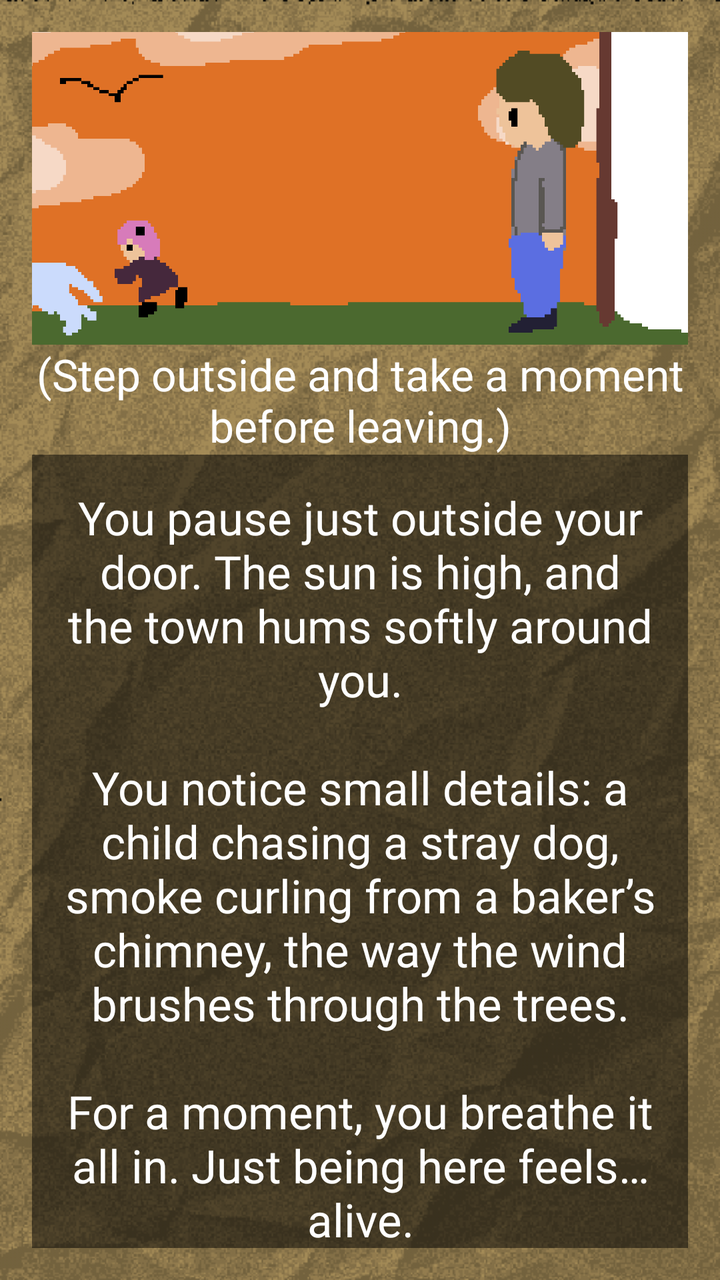
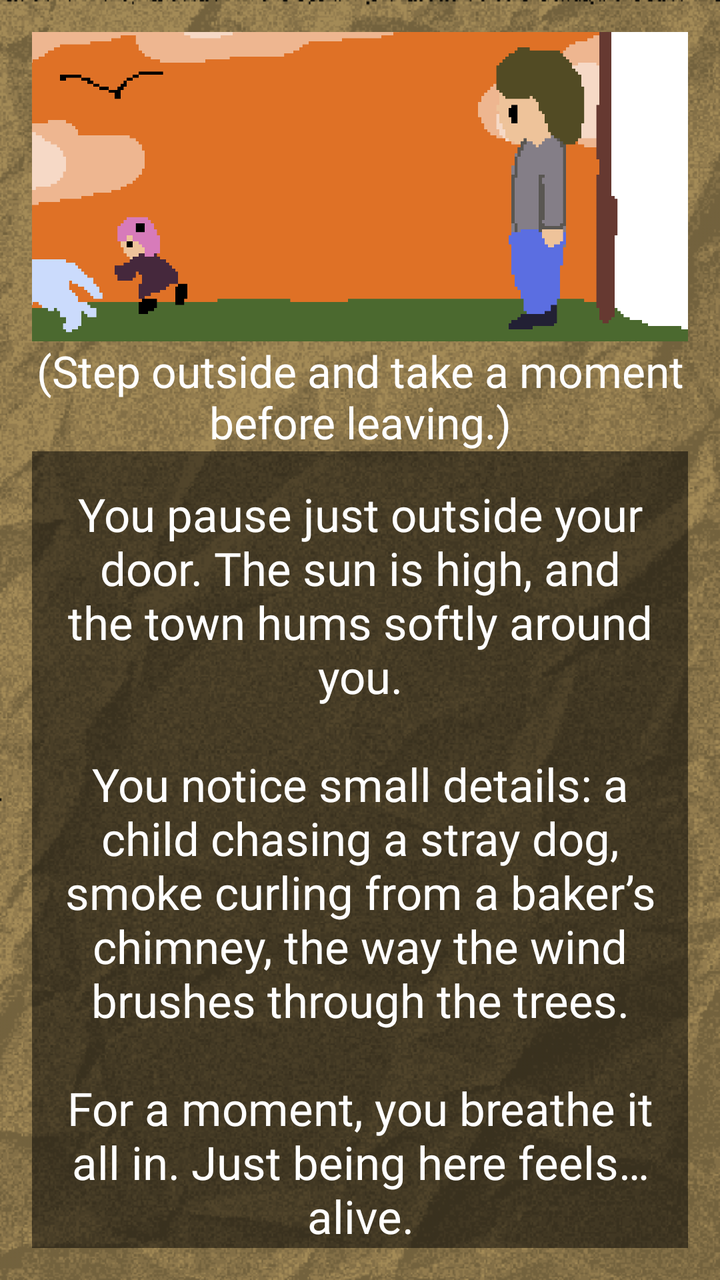

An Android layout rendered at two revisions. The XML below is the earlier revision; the diff shows what the commit changed to produce the second picture.
<!-- AndroidManifest.xml: application theme Theme.ChoiceQuest -->
<!-- res/layout/activity_page2_2_1_2.xml -->
<?xml version="1.0" encoding="utf-8"?>
<LinearLayout xmlns:android="http://schemas.android.com/apk/res/android"
    xmlns:app="http://schemas.android.com/apk/res-auto"
    android:id="@+id/page2_2_1_2"
    xmlns:tools="http://schemas.android.com/tools"
    android:layout_width="match_parent"
    android:layout_height="match_parent"
    android:background="@drawable/papertexture_"
    android:backgroundTint="#f8e7c2"
    android:backgroundTintMode="multiply"
    android:gravity="center"
    android:orientation="vertical"
    android:padding="16dp"
    tools:context=".Page2_2_1_2"
    tools:ignore="ExtraText">

    <View
        android:layout_width="match_parent"
        android:layout_height="0dp"
        android:layout_weight="0.1"/>

    <ImageView
        android:id="@+id/imageView"
        android:layout_width="412dp"
        android:layout_height="250dp"
        android:src="@drawable/page2_2_1_2"/>

    <View
        android:layout_width="match_parent"
        android:layout_height="0dp"
        android:layout_weight="0.1" />
    <TextView
        android:layout_width="match_parent"
        android:layout_height="55dp"
        android:gravity="center"
        android:fontFamily="@font/pixelspace"
        android:textSize="22sp"
        android:text="(Step outside and take a moment before leaving.)"
        android:textColor="#FFFFFF"/>

    <TextView
        android:layout_width="match_parent"
        android:layout_height="wrap_content"
        android:id="@+id/tv_page2_2_1_2"
        android:fontFamily="@font/pixelgame_font"
        android:gravity="center"
        android:padding="16dp"
        android:background="#80000000"
        android:text="You pause just outside your door. The sun is high, and the town hums softly around you.\n\nYou notice small details: a child chasing a stray dog, smoke curling from a baker’s chimney, the way the wind brushes through the trees.\n\nFor a moment, you breathe it all in. Just being here feels… alive."
        android:textColor="#FFFFFF"
        android:textSize="23sp"
        android:layout_marginBottom="16dp"/>
    <View
        android:layout_width="match_parent"
        android:layout_height="1dp"
        android:layout_weight="0.3"/>

    <Button
        android:id="@+id/btnLeaveTell"
        android:layout_width="410dp"
        android:layout_height="45dp"
        android:layout_marginBottom="16dp"
        android:background="@android:color/transparent"
        android:fontFamily="@font/quest_font"
        android:text="Walk slowly through town, observing everything before buying anything."
        android:textSize="12sp"
        android:onClick="page2_2_1_2_1"/>

    <View
        android:layout_width="match_parent"
        android:layout_height="1dp"
        android:layout_weight="0.3"/>
</LinearLayout>
<!-- resources referenced by this layout -->
<resources>
  <!-- drawable page2_2_1_2: png bitmap (drawable, 23763 bytes) -->
  <!-- drawable papertexture_: png bitmap (drawable, 156948 bytes) -->
  <style name="Theme.ChoiceQuest" parent="Base.Theme.ChoiceQuest" />
  <style name="Base.Theme.ChoiceQuest" parent="Theme.Material3.DayNight.NoActionBar">
          
          
      </style>
</resources>

<!-- the commit's change to res/layout/activity_page2_2_1_2.xml (unified diff, before → after) -->
@@ -57,13 +57,14 @@
 
     <Button
         android:id="@+id/btnLeaveTell"
-        android:layout_width="410dp"
-        android:layout_height="45dp"
+        android:layout_width="match_parent"
+        android:layout_height="wrap_content"
         android:layout_marginBottom="16dp"
-        android:background="@android:color/transparent"
+        android:textSize="10sp"
+        android:textColor="@color/white"
+        android:backgroundTint="@color/cardview_dark_background"
         android:fontFamily="@font/quest_font"
         android:text="Walk slowly through town, observing everything before buying anything."
-        android:textSize="12sp"
         android:onClick="page2_2_1_2_1"/>
 
     <View
<!-- resource entries referenced after the edit -->
@@ -1,5 +1,6 @@
 <!-- resources referenced by this layout -->
 <resources>
+  <color name="white">#FFFFFF</color>
   <!-- drawable page2_2_1_2: png bitmap (drawable, 23763 bytes) -->
   <!-- drawable papertexture_: png bitmap (drawable, 156948 bytes) -->
   <style name="Theme.ChoiceQuest" parent="Base.Theme.ChoiceQuest" />
